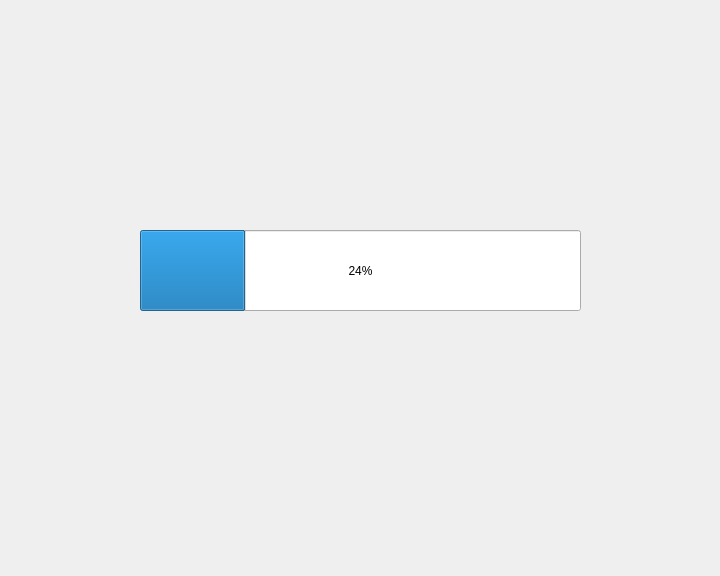
First picture: the form in QWidget/widget.ui, repository EWIAW/Qt, before the edit.
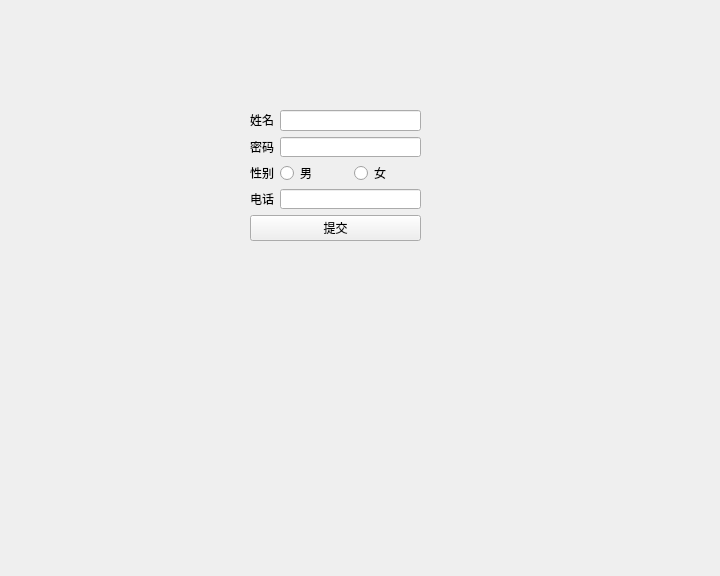
Second picture: the form after the edit.

Commit message: 学习了一些控件

The edit to the form file:
```diff
--- a/QWidget/widget.ui
+++ b/QWidget/widget.ui
@@ -16,18 +16,91 @@
   <property name="windowTitle">
    <string>Widget</string>
   </property>
-  <widget class="QProgressBar" name="progressBar">
+  <widget class="QWidget" name="">
    <property name="geometry">
     <rect>
-     <x>140</x>
-     <y>230</y>
-     <width>441</width>
-     <height>81</height>
+     <x>250</x>
+     <y>110</y>
+     <width>171</width>
+     <height>131</height>
     </rect>
    </property>
-   <property name="value">
-    <number>24</number>
-   </property>
+   <layout class="QVBoxLayout" name="verticalLayout_3">
+    <item>
+     <layout class="QHBoxLayout" name="horizontalLayout_2">
+      <item>
+       <layout class="QVBoxLayout" name="verticalLayout_2">
+        <item>
+         <widget class="QLabel" name="label">
+          <property name="text">
+           <string>姓名</string>
+          </property>
+         </widget>
+        </item>
+        <item>
+         <widget class="QLabel" name="label_2">
+          <property name="text">
+           <string>密码</string>
+          </property>
+         </widget>
+        </item>
+        <item>
+         <widget class="QLabel" name="label_3">
+          <property name="text">
+           <string>性别</string>
+          </property>
+         </widget>
+        </item>
+        <item>
+         <widget class="QLabel" name="label_4">
+          <property name="text">
+           <string>电话</string>
+          </property>
+         </widget>
+        </item>
+       </layout>
+      </item>
+      <item>
+       <layout class="QVBoxLayout" name="verticalLayout">
+        <item>
+         <widget class="QLineEdit" name="lineEdit"/>
+        </item>
+        <item>
+         <widget class="QLineEdit" name="lineEdit_2"/>
+        </item>
+        <item>
+         <layout class="QHBoxLayout" name="horizontalLayout">
+          <item>
+           <widget class="QRadioButton" name="radioButton">
+            <property name="text">
+             <string>男</string>
+            </property>
+           </widget>
+          </item>
+          <item>
+           <widget class="QRadioButton" name="radioButton_2">
+            <property name="text">
+             <string>女</string>
+            </property>
+           </widget>
+          </item>
+         </layout>
+        </item>
+        <item>
+         <widget class="QLineEdit" name="lineEdit_3"/>
+        </item>
+       </layout>
+      </item>
+     </layout>
+    </item>
+    <item>
+     <widget class="QPushButton" name="pushButton">
+      <property name="text">
+       <string>提交</string>
+      </property>
+     </widget>
+    </item>
+   </layout>
   </widget>
  </widget>
  <resources/>
```
The commit also changes 2 other files.
